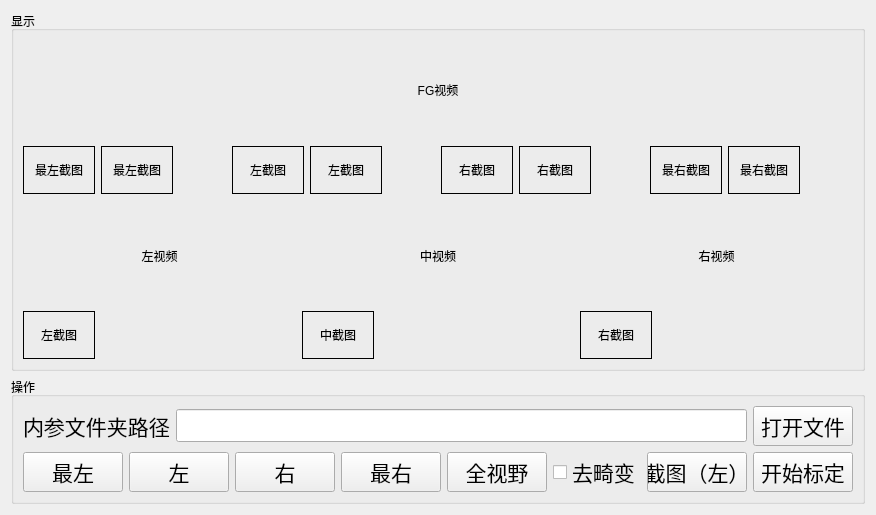
Above: ui/tab_internal_calibration.ui from huangqi2002/CameraCalibration before the change. Below: the same form after it.
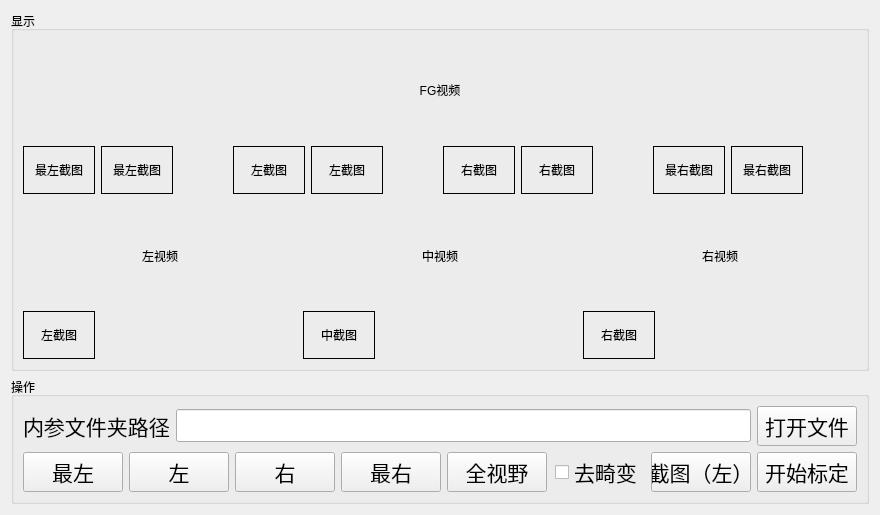
That is the form after the change.

Patch:
```diff
--- a/ui/tab_internal_calibration.ui
+++ b/ui/tab_internal_calibration.ui
@@ -6,7 +6,7 @@
    <rect>
     <x>0</x>
     <y>0</y>
-    <width>847</width>
+    <width>880</width>
     <height>515</height>
    </rect>
   </property>
```
